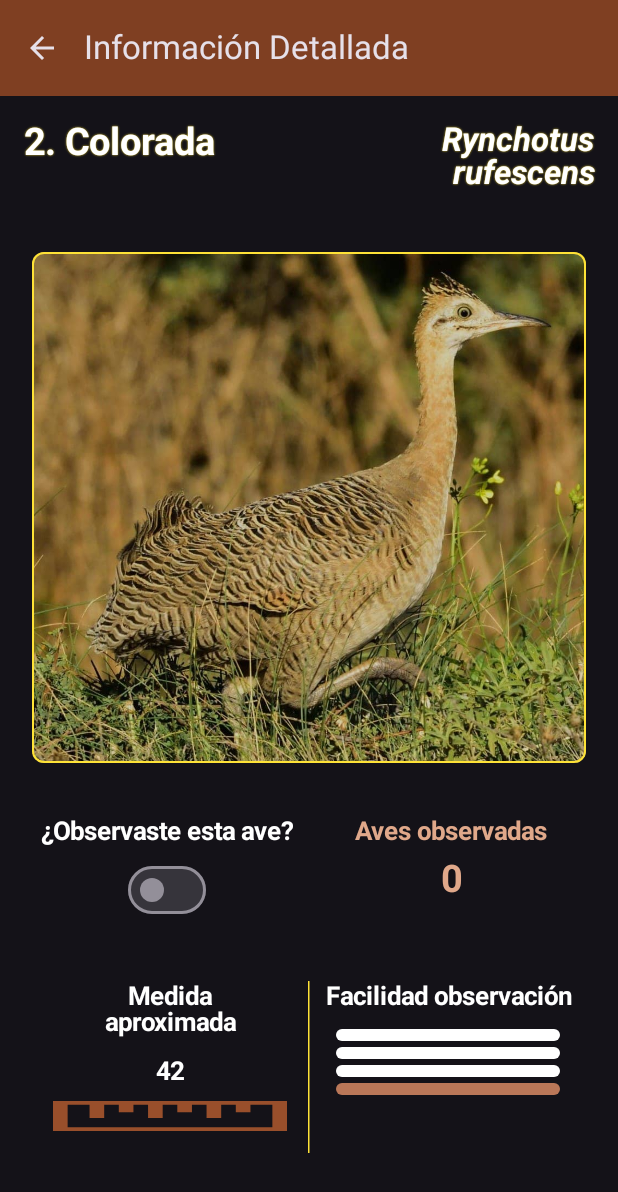
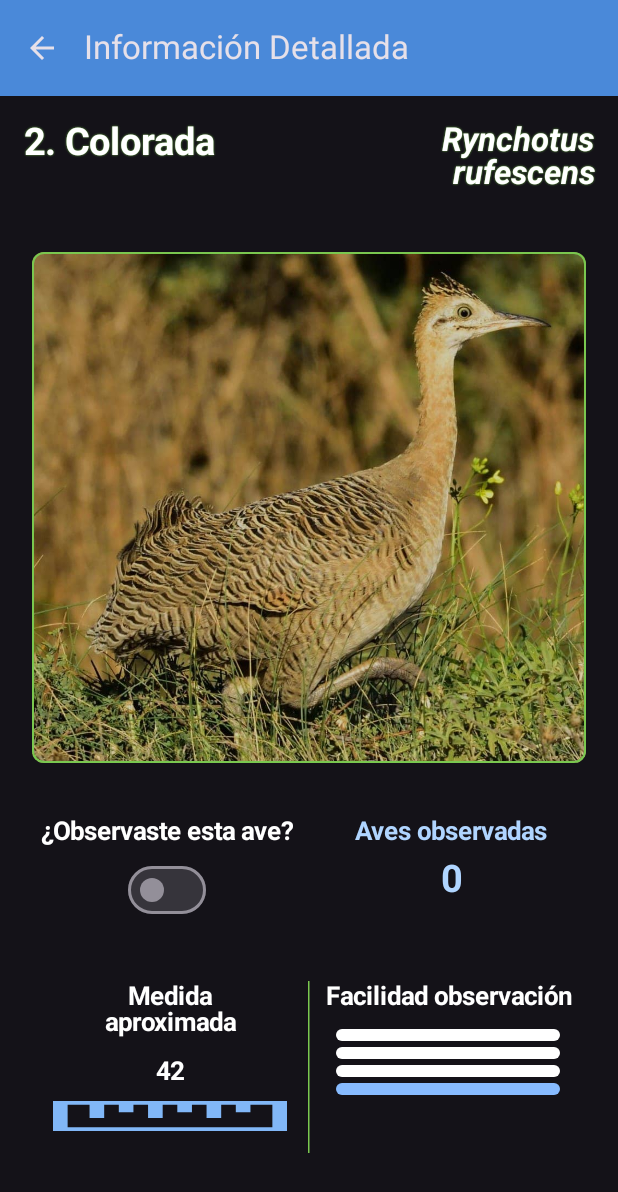
Before and after one commit to PernasA/MyBirdsApp, an Android app built with Jetpack Compose: the BirdsListPage screen opened through its navigation route, after a tap on an icon or button, on a phone screen of 412 x 824 dp. Shown: the top 1192 px of the screen. Run offline under Robolectric (Android 15) with nearby library versions, the phone set to English and light mode, and no system bars; our stand-ins replace Room's generated code, livedata-compose.

Commit message:
more changes in the app to improve the design

```diff
--- a/app/src/main/java/com/pernasa/varillasbirdsapp/models/Bird.kt
+++ b/app/src/main/java/com/pernasa/varillasbirdsapp/models/Bird.kt
@@ -3,11 +3,9 @@ package com.pernasa.varillasbirdsapp.models
 data class Bird (
     val id: Int = 0,
     val name: String = "",
-    val heightLocation: Int? = 0,
     val height: Int = 0,
     val frequency: Int = 0,
     val scientificName: String = "",
-    val englishName: String? = "",
     val description: String = "",
     val imageResId: Int = 0
 )
--- a/app/src/main/java/com/pernasa/varillasbirdsapp/models/BirdJson.kt
+++ b/app/src/main/java/com/pernasa/varillasbirdsapp/models/BirdJson.kt
@@ -12,6 +12,4 @@ data class BirdJson (
     val heightLocation: Int? = 0,
     @SerializedName("scientific_name")
     val scientificName: String = "",
-    @SerializedName("english_name")
-    val englishName: String? = ""
 )
--- a/app/src/main/java/com/pernasa/varillasbirdsapp/ui/theme/Color.kt
+++ b/app/src/main/java/com/pernasa/varillasbirdsapp/ui/theme/Color.kt
@@ -2,7 +2,6 @@ package com.pernasa.varillasbirdsapp.ui.theme
 
 import androidx.compose.ui.graphics.Color
 
-//COMBINACION CELESTE CON MARRONCITO
 val SkyBluePrimary = Color(0xFF81B7F7) // Celeste Principal
 val SkyBlueSecondary = Color(0xFF629EEB) // Celeste Medio
 val SkyBlueTertiary = Color(0xFF4A89D9) // Azul Suave
@@ -12,38 +11,11 @@ val SkyBluePrimaryContainer = Color(0xFFB0D5FF) // Celeste Claro
 val SkyBluePrimaryLight = Color(0xFFD0E7FF) // Celeste Pálido
 val SkyBlueSecondaryLight = Color(0xFFA3CCFF) // Azul Pastel
 val SkyBlueTertiaryLight = Color(0xFF87BBFF) // Azul Claro
-val MARRONCITOPARAELCOLORRESALTANTE = Color(0xFFcc9e76)
 
+val GreenLime = Color(0xFF7AC74F)
 
-
-val MossGreenPrimary = Color(0xFF994F2B) // Verde Musgo Oscuro
-val MossGreenSecondary = Color(0xFF994F2B) // Verde Oliva Oscuro
-val MossGreenRealTertiary = Color(0xFF7F3F22) // Verde Oliva Oscuro 2
-
-val MossGreenPrimaryContainer = Color(0xFFE0A88A)//0xFFC87A55) // Verde Oscuro
-
-val MossGreenPrimaryLight = Color(0xFFE0A88A) // Verde Pálido
-val MossGreenSecondaryLight = Color(0xFFD48F6D) // Verde Lima
-val MossGreenTertiaryLight = Color(0xFFBA7758) // Verde Claro
-
-val OrangeBird = Color(0xFFfee237)
-
-val SearchFieldBackground = Color(0xFFE0F2E0) // Verde muy claro y suave
+val SearchFieldBackground = Color(0xFFD0E7FF) // Verde muy claro y suave
 val SearchPlaceholderColor = Color(0xFF757575) // Gris oscuro
 val MossGreenBright = Color(0xFF9ACD32) // Verde Amarillo
 
-
 val grayBird = Color(0xffc2bfac)
-
-
-
-val AMARILLOCARPINTERO = Color(0xFFfee237)
-val BrownPrimary = Color(0xFF994F2B) // Marrón Principal
-val BrownSecondary = Color(0xFF7F3F22) // Marrón Medio
-val BrownTertiary = Color(0xFF66331A) // Marrón Oscuro
-
-val BrownPrimaryContainer = Color(0xFFC87A55) // Marrón Claro
-
-val BrownPrimaryLight = Color(0xFFE0A88A) // Marrón Pálido
-val BrownSecondaryLight = Color(0xFFD48F6D) // Terracota Suave
-val BrownTertiaryLight = Color(0xFFBA7758) // Marrón Cálido
--- a/app/src/main/java/com/pernasa/varillasbirdsapp/viewModels/BirdsListViewModel.kt
+++ b/app/src/main/java/com/pernasa/varillasbirdsapp/viewModels/BirdsListViewModel.kt
@@ -55,11 +55,9 @@ class BirdsListViewModel(
                 Bird(
                     name = birdJson.name,
                     id = birdJson.id,
-                    heightLocation = birdJson.heightLocation,
                     height = birdJson.height,
                     frequency = birdJson.frequency,
                     scientificName = birdJson.scientificName,
-                    englishName = birdJson.englishName,
                     description = birdJson.description,
                     imageResId = getDrawableIdByBirdIdPosition(birdJson.id)
                 )
--- a/app/src/main/java/com/pernasa/varillasbirdsapp/views/BirdDescriptionPage.kt
+++ b/app/src/main/java/com/pernasa/varillasbirdsapp/views/BirdDescriptionPage.kt
@@ -34,7 +34,6 @@ import androidx.compose.ui.draw.clip
 import androidx.compose.ui.graphics.Color
 import androidx.compose.ui.graphics.ColorFilter
 import androidx.compose.ui.graphics.Shadow
-import androidx.compose.ui.graphics.graphicsLayer
 import androidx.compose.ui.layout.ContentScale
 import androidx.compose.ui.res.painterResource
 import androidx.compose.ui.res.stringResource
@@ -44,14 +43,13 @@ import androidx.compose.ui.text.font.FontWeight
 import androidx.compose.ui.text.style.LineBreak
 import androidx.compose.ui.text.style.TextAlign
 import androidx.compose.ui.unit.dp
-import androidx.compose.ui.zIndex
 import com.pernasa.varillasbirdsapp.R
 import com.pernasa.varillasbirdsapp.models.Bird
 import com.pernasa.varillasbirdsapp.models.room.RoomBird
-import com.pernasa.varillasbirdsapp.ui.theme.MossGreenPrimary
-import com.pernasa.varillasbirdsapp.ui.theme.MossGreenPrimaryContainer
-import com.pernasa.varillasbirdsapp.ui.theme.MossGreenTertiaryLight
-import com.pernasa.varillasbirdsapp.ui.theme.OrangeBird
+import com.pernasa.varillasbirdsapp.ui.theme.SkyBluePrimary
+import com.pernasa.varillasbirdsapp.ui.theme.SkyBluePrimaryContainer
+import com.pernasa.varillasbirdsapp.ui.theme.SkyBlueTertiaryLight
+import com.pernasa.varillasbirdsapp.ui.theme.GreenLime
 import com.pernasa.varillasbirdsapp.utils.Constants.Companion.BIG_TEXT_SIZE
 import com.pernasa.varillasbirdsapp.utils.Constants.Companion.MEDIUM_TEXT_SIZE
 import com.pernasa.varillasbirdsapp.utils.Constants.Companion.SUBTITLE_TEXT_SIZE
@@ -110,7 +108,7 @@ fun RowNames(bird: Bird) {
                 fontWeight = FontWeight.Bold,
                 fontSize = BIG_TEXT_SIZE,
                 lineHeight = BIG_TEXT_SIZE,
-                shadow = Shadow(OrangeBird, blurRadius = 1.0f),
+                shadow = Shadow(GreenLime, blurRadius = 1.0f),
                 textAlign = TextAlign.Left,
                 color = Color.White,
                 lineBreak = LineBreak.Heading
@@ -122,7 +120,7 @@ fun RowNames(bird: Bird) {
                 fontWeight = FontWeight.Bold,
                 fontSize = TITLE_TEXT_SIZE,
                 lineHeight = TITLE_TEXT_SIZE,
-                shadow = Shadow(OrangeBird, blurRadius = 1.0f),
+                shadow = Shadow(GreenLime, blurRadius = 1.0f),
                 textAlign = TextAlign.Right,
                 color = Color.White,
                 lineBreak = LineBreak.Heading,
@@ -139,7 +137,7 @@ fun RowNames(bird: Bird) {
         Modifier
             .fillMaxWidth()
             .padding(top = 8.dp, start = 5.dp, end = 5.dp)
-            .border(BorderStroke(0.8.dp, OrangeBird), RoundedCornerShape(8.dp))
+            .border(BorderStroke(0.8.dp, GreenLime), RoundedCornerShape(8.dp))
             .clip(RoundedCornerShape(8.dp)),
         ContentScale.FillWidth
     )
@@ -181,7 +179,7 @@ fun RowCounterObserved(bird: Bird, birdsListViewModel: BirdsListViewModel) {
                     fontSize = MEDIUM_TEXT_SIZE,
                     lineHeight = MEDIUM_TEXT_SIZE,
                     textAlign = TextAlign.Center,
-                    color = MossGreenPrimaryContainer,
+                    color = SkyBluePrimaryContainer,
                 ),
                 modifier = Modifier.fillMaxWidth()
             )
@@ -193,7 +191,7 @@ fun RowCounterObserved(bird: Bird, birdsListViewModel: BirdsListViewModel) {
                     fontSize = BIG_TEXT_SIZE,
                     lineHeight = BIG_TEXT_SIZE,
                     textAlign = TextAlign.Center,
-                    color = MossGreenPrimaryContainer,
+                    color = SkyBluePrimaryContainer,
                 ),
                 modifier = Modifier
                     .fillMaxWidth()
@@ -221,7 +219,7 @@ fun SwitchWasObserved(birdsListViewModel: BirdsListViewModel, birdId: Int) {
                     imageVector = Icons.Filled.Check,
                     contentDescription = null,
                     modifier = Modifier.size(20.dp),
-                    tint = MossGreenPrimary,
+                    tint = SkyBluePrimary,
                 )
             }
         } else { null }
@@ -276,11 +274,11 @@ fun RowBirdAttributes(bird: Bird){
                     .height(40.dp)
                     .padding(horizontal = 14.dp),
                 contentScale = ContentScale.FillBounds,
-                colorFilter = ColorFilter.tint(MossGreenPrimary)
+                colorFilter = ColorFilter.tint(SkyBluePrimary)
             )
         }
         VerticalDivider (
-            color = OrangeBird,
+            color = GreenLime,
             modifier = Modifier
                 .width(1.dp)
                 .fillMaxHeight()
@@ -317,7 +315,7 @@ fun FrequencyIconImage(birdFrequency: Int) {
                 .height(12.dp)
                 .padding(horizontal = 17.dp, vertical = 2.dp)
                 .clip(RoundedCornerShape(8.dp))
-                .background(if (i <= birdFrequency) MossGreenTertiaryLight else Color.White)
+                .background(if (i <= birdFrequency) SkyBlueTertiaryLight else Color.White)
         )
     }
 }
@@ -332,7 +330,7 @@ fun BirdFullDescription(bird: Bird) {
             fontSize = MEDIUM_TEXT_SIZE,
             lineHeight = MEDIUM_TEXT_SIZE,
             textAlign = TextAlign.Left,
-            color = MossGreenPrimary,
+            color = SkyBluePrimary,
         )
     )
     Text(
--- a/app/src/main/java/com/pernasa/varillasbirdsapp/views/BirdsListPage.kt
+++ b/app/src/main/java/com/pernasa/varillasbirdsapp/views/BirdsListPage.kt
@@ -59,10 +59,10 @@ import androidx.compose.ui.unit.dp
 import com.pernasa.varillasbirdsapp.R
 import com.pernasa.varillasbirdsapp.models.Bird
 import com.pernasa.varillasbirdsapp.models.room.RoomBird
-import com.pernasa.varillasbirdsapp.ui.theme.MossGreenPrimary
-import com.pernasa.varillasbirdsapp.ui.theme.MossGreenPrimaryLight
-import com.pernasa.varillasbirdsapp.ui.theme.MossGreenRealTertiary
-import com.pernasa.varillasbirdsapp.ui.theme.OrangeBird
+import com.pernasa.varillasbirdsapp.ui.theme.SkyBluePrimary
+import com.pernasa.varillasbirdsapp.ui.theme.SkyBluePrimaryLight
+import com.pernasa.varillasbirdsapp.ui.theme.SkyBlueTertiary
+import com.pernasa.varillasbirdsapp.ui.theme.GreenLime
 import com.pernasa.varillasbirdsapp.ui.theme.SearchFieldBackground
 import com.pernasa.varillasbirdsapp.ui.theme.SearchPlaceholderColor
 import com.pernasa.varillasbirdsapp.utils.Constants.Companion.SUBTITLE_TEXT_SIZE
@@ -200,7 +200,7 @@ fun SearchRow(
             modifier = Modifier
                 .weight(1f)
                 .clip(RoundedCornerShape(8.dp))
-                .border(BorderStroke(0.8.dp, MossGreenRealTertiary), RoundedCornerShape(8.dp)),
+                .border(BorderStroke(0.8.dp, SkyBlueTertiary), RoundedCornerShape(8.dp)),
             singleLine = true,
             keyboardOptions = KeyboardOptions(
                 imeAction = ImeAction.Done
@@ -218,7 +218,7 @@ fun SearchRow(
             verticalArrangement = Arrangement.SpaceBetween,
             horizontalAlignment = Alignment.CenterHorizontally
         ) {
-            Text(text = "¿Observadas?", color = MossGreenPrimary)
+            Text(text = "¿Observadas?", color = SkyBluePrimary)
             TriStateCheckbox(
                 state = observationFilterState,
                 onClick = {
@@ -231,8 +231,8 @@ fun SearchRow(
                     )
                 },
                 colors = CheckboxDefaults.colors(
-                    checkedColor = OrangeBird,
-                    uncheckedColor = MossGreenPrimary,
+                    checkedColor = GreenLime,
+                    uncheckedColor = SkyBluePrimary,
                     checkmarkColor = Color.Black
                 )
             )
@@ -304,10 +304,10 @@ fun <T> DropdownMenuFilter(
         Row(
             modifier = modifier.clickable { expanded = true }
                 .background(
-                    color = MossGreenPrimary ,
+                    color = SkyBluePrimary ,
                     shape = RoundedCornerShape(8.dp)
                 ).border(
-                    BorderStroke(2.dp, if (selectedOptions.isEmpty()) Color.Black else OrangeBird),
+                    BorderStroke(2.dp, if (selectedOptions.isEmpty()) Color.Black else GreenLime),
                     shape = RoundedCornerShape(8.dp)
                 ).height(40.dp).fillMaxWidth(),
             horizontalArrangement = Arrangement.Center,
@@ -348,7 +348,7 @@ fun <T> DropdownMenuFilter(
                                 checked = isChecked,
                                 onCheckedChange = null,
                                 colors = CheckboxDefaults.colors(
-                                    checkedColor = MossGreenPrimaryLight,
+                                    checkedColor = SkyBluePrimaryLight,
                                     uncheckedColor = Color.White
                                 )
                             )
@@ -376,7 +376,7 @@ fun BirdCard(
         elevation = CardDefaults.cardElevation(
             defaultElevation = 22.dp,
         ),
-        border = BorderStroke(2.dp, MossGreenRealTertiary),
+        border = BorderStroke(2.dp, SkyBlueTertiary),
         modifier = modifier
             .fillMaxHeight()
             .padding(start = 4.dp, top = 6.dp, end = 4.dp, bottom = 6.dp)
@@ -408,7 +408,7 @@ fun BirdCard(
                     .height(150.dp)
                     .padding(horizontal = 10.dp)
                     .clip(RoundedCornerShape(8.dp))
-                    .border(BorderStroke(0.8.dp, MossGreenRealTertiary), RoundedCornerShape(8.dp)),
+                    .border(BorderStroke(0.8.dp, SkyBlueTertiary), RoundedCornerShape(8.dp)),
                 painter = painterResource(id = bird.imageResId),
                 contentDescription = stringResource(R.string.image_bird_description),
                 contentScale = ContentScale.Crop
--- a/app/src/main/java/com/pernasa/varillasbirdsapp/views/HomePage.kt
+++ b/app/src/main/java/com/pernasa/varillasbirdsapp/views/HomePage.kt
@@ -51,15 +51,12 @@ import androidx.compose.ui.unit.sp
 import androidx.compose.ui.window.Popup
 import androidx.compose.ui.window.PopupProperties
 import com.pernasa.varillasbirdsapp.R
-import com.pernasa.varillasbirdsapp.ui.theme.MossGreenPrimary
-import com.pernasa.varillasbirdsapp.ui.theme.MossGreenPrimaryContainer
-import com.pernasa.varillasbirdsapp.ui.theme.MossGreenRealTertiary
-import com.pernasa.varillasbirdsapp.ui.theme.MossGreenSecondaryLight
+import com.pernasa.varillasbirdsapp.ui.theme.SkyBluePrimary
+import com.pernasa.varillasbirdsapp.ui.theme.SkyBluePrimaryContainer
+import com.pernasa.varillasbirdsapp.ui.theme.SkyBlueSecondaryLight
 import com.pernasa.varillasbirdsapp.ui.theme.VarillasBirdsAppTheme
-import com.pernasa.varillasbirdsapp.ui.theme.OrangeBird
+import com.pernasa.varillasbirdsapp.ui.theme.GreenLime
 import com.pernasa.varillasbirdsapp.utils.Constants.Companion.BUTTON_HOME_TEXT_SIZE
-import com.pernasa.varillasbirdsapp.utils.Constants.Companion.MEDIUM_TEXT_SIZE
-import com.pernasa.varillasbirdsapp.utils.Constants.Companion.TITLE_TEXT_SIZE
 
 @Composable
 fun HomePage(
@@ -97,7 +94,7 @@ fun HomePage(
                     .align(Alignment.Center)
             ) {
                 CircularProgressIndicator(
-                    color = OrangeBird,
+                    color = GreenLime,
                     modifier = Modifier.align(Alignment.Center)
                 )
             }
@@ -126,13 +123,13 @@ fun HomePageInit(
         )
 
         ZoomableImage(
-            R.drawable.b109_carpintero_blanco_elegid,
+            R.drawable.b00_portada_carpinterito_barrado,
             Modifier
                 .size(300.dp)
                 .padding(top = 20.dp)
                 .clip(RoundedCornerShape(32.dp))
                 .shadow(100.dp, RoundedCornerShape(32.dp))
-                .border(BorderStroke(1.dp, OrangeBird), RoundedCornerShape(32.dp)),
+                .border(BorderStroke(1.dp, GreenLime), RoundedCornerShape(32.dp)),
             ContentScale.Crop
         )
 
@@ -150,7 +147,7 @@ fun HomePageInit(
                 onClick = gameGuessOnClick,
                 R.string.game_guess,
                 Modifier.padding(top = 15.dp),
-                OrangeBird
+                GreenLime
             )
             MyFilledButton(
                 aboutUsOnClick,
@@ -173,7 +170,7 @@ fun RowTitle(modifier: Modifier) {
             letterSpacing = 6.sp,
             textAlign = TextAlign.Center,
             color = Color.White,
-            shadow = Shadow(OrangeBird),
+            shadow = Shadow(GreenLime),
         ),
         modifier = modifier.padding(top = 5.dp)
     )
@@ -186,8 +183,8 @@ fun RowTitle(modifier: Modifier) {
             lineHeight = 35.sp,
             letterSpacing = 2.sp,
             textAlign = TextAlign.Center,
-            color = OrangeBird,
-            shadow = Shadow(MossGreenPrimary),
+            color = GreenLime,
+            shadow = Shadow(SkyBluePrimary),
         ),
         modifier = modifier.padding(5.dp)
     )
@@ -200,8 +197,8 @@ fun RowTitle(modifier: Modifier) {
             lineHeight = 17.sp,
             letterSpacing = 1.sp,
             textAlign = TextAlign.Center,
-            color = OrangeBird,
-            shadow = Shadow(MossGreenPrimary),
+            color = GreenLime,
+            shadow = Shadow(SkyBluePrimary),
         ),
         modifier = modifier
             .padding(top = 5.dp, start = 5.dp, end = 5.dp, bottom = 25.dp)
@@ -218,7 +215,7 @@ fun MyFilledButton(
     FilledTonalButton(
         onClick = { onClick() },
         modifier.fillMaxWidth(),
-        border = BorderStroke(0.7.dp, MossGreenPrimaryContainer),
+        border = BorderStroke(0.7.dp, SkyBluePrimaryContainer),
     ) {
         Text(
             stringResource(buttonText),
@@ -274,9 +271,9 @@ fun RowRoutesButtons(
                     Surface(
                         modifier = Modifier.padding(8.dp),
                         shape = RoundedCornerShape(8.dp),
-                        color = MossGreenPrimary,
+                        color = SkyBluePrimary,
                         shadowElevation = 4.dp,
-                        border = BorderStroke(0.5.dp, OrangeBird)
+                        border = BorderStroke(0.5.dp, GreenLime)
                     ) {
                         Text(
                             text = stringResource(R.string.tooltip_message_observation_routes),
@@ -306,7 +303,7 @@ fun ExtendedShareButton() {
         LargeFloatingActionButton(
             onClick = { context.startActivity(whatsappIntent) },
             shape = CircleShape,
-            containerColor = MossGreenSecondaryLight,
+            containerColor = SkyBlueSecondaryLight,
             contentColor = Color.Black,
             modifier = Modifier.size(60.dp)
         ) {
--- a/app/src/main/java/com/pernasa/varillasbirdsapp/views/ObservationRoutesPage.kt
+++ b/app/src/main/java/com/pernasa/varillasbirdsapp/views/ObservationRoutesPage.kt
@@ -29,7 +29,7 @@ import androidx.compose.ui.text.style.TextAlign
 import androidx.compose.ui.unit.dp
 import com.pernasa.varillasbirdsapp.R
 import com.pernasa.varillasbirdsapp.models.ObservationRoute
-import com.pernasa.varillasbirdsapp.ui.theme.MossGreenPrimary
+import com.pernasa.varillasbirdsapp.ui.theme.SkyBluePrimary
 import com.pernasa.varillasbirdsapp.utils.Constants.Companion.TITLE_TEXT_SIZE
 import com.pernasa.varillasbirdsapp.viewModels.ObservationRoutesViewModel
 
@@ -69,7 +69,7 @@ fun MyListItem(
     ) {
     Card(
         colors = CardDefaults.cardColors(
-            containerColor = MossGreenPrimary,
+            containerColor = SkyBluePrimary,
         ),
         elevation = CardDefaults.cardElevation(
             defaultElevation = 22.dp,
```
Also changed, not shown: app/src/main/java/com/pernasa/varillasbirdsapp/ui/theme/Theme.kt (+5 -6 lines), app/src/main/java/com/pernasa/varillasbirdsapp/views/AboutUsPage.kt (+16 -16 lines), app/src/main/java/com/pernasa/varillasbirdsapp/views/GameGuessPage.kt (+12 -12 lines), app/src/main/java/com/pernasa/varillasbirdsapp/views/ObservationRouteDescriptionPage.kt (+10 -11 lines), app/src/main/assets/birds_list.json.
